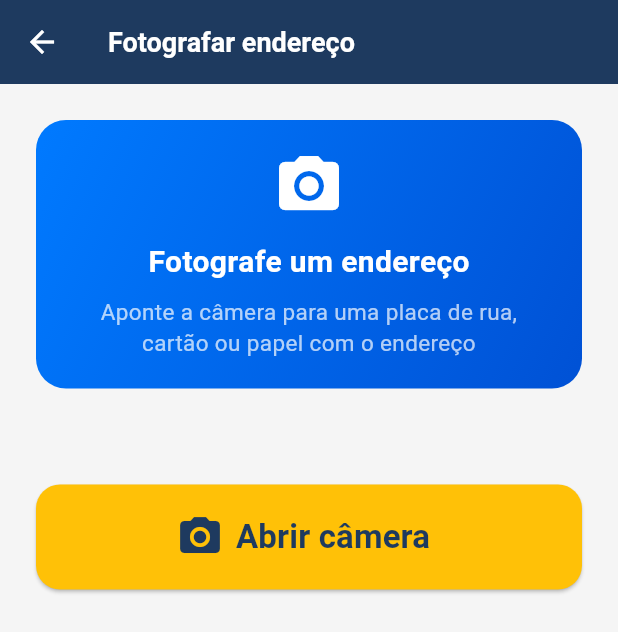
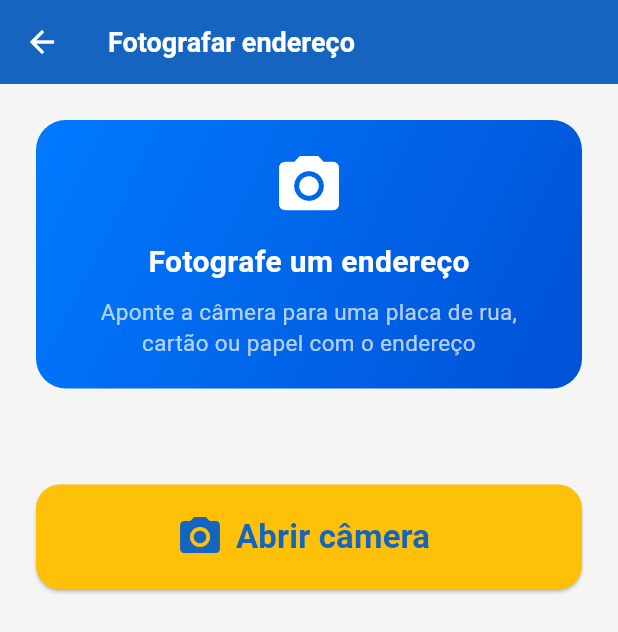
Before and after one commit to agaitecnology/vodibus-app, a Flutter app: the screen it shows after launch, after a tap on "Fale", after a tap on "Fotografe", on a phone screen of 412 x 824 dp. Shown: the top 632 px of the screen. Run offline on Flutter 3.47's test engine with Material 3 defaults, Android fonts, the phone set to English and light mode, and no system bars; our stand-ins replace geocoding, geolocator, image_picker, speech_to_text; missing offline and left inert: google_mlkit_text_recognition.

Commit message:
feat: splash sequencial flash-logo e icone atualizado

```diff
--- a/03_desenvolvimento/vodibus_app/lib/screens/splash_screen.dart
+++ b/03_desenvolvimento/vodibus_app/lib/screens/splash_screen.dart
@@ -10,33 +10,53 @@ class SplashScreen extends StatefulWidget {
 }
 
 class _SplashScreenState extends State<SplashScreen> {
+  bool _mostrarSegundoSplash = false;
+
   @override
   void initState() {
     super.initState();
-    Future.delayed(const Duration(seconds: 5), () {
+    _iniciarSequencia();
+  }
+
+  Future<void> _iniciarSequencia() async {
+    // Primeiro splash — logo — 2s
+    await Future.delayed(const Duration(seconds: 2));
+    if (!mounted) return;
+    setState(() => _mostrarSegundoSplash = true);
+
+    // Segundo splash — pessoa embarcando — 3s
+    await Future.delayed(const Duration(seconds: 3));
     if (!mounted) return;
     Navigator.pushReplacement(
       context,
       MaterialPageRoute(builder: (_) => const MainScreen()),
     );
-    });
   }
 
   @override
   Widget build(BuildContext context) {
     return Scaffold(
-      body: Stack(
+      backgroundColor: const Color(0xFF2ecc71),
+      body: AnimatedSwitcher(
+        duration: const Duration(milliseconds: 600),
+        child: _mostrarSegundoSplash ? _splashPessoa() : _splashLogo(),
+      ),
+    );
+  }
+
+  Widget _splashLogo() {
+    return SizedBox.expand(
+      key: const ValueKey('logo'),
+      child: Image.asset('assets/images/flash_logo.png', fit: BoxFit.cover),
+    );
+  }
+
+  Widget _splashPessoa() {
+    return Stack(
+      key: const ValueKey('pessoa'),
       fit: StackFit.expand,
       children: [
-          // Imagem ocupando tela toda
-          Image.asset(
-            'assets/images/img_app.png',
-            fit: BoxFit.cover,
-            width: double.infinity,
-            height: double.infinity,
-          ),
-
-          // Loading sobreposto na parte inferior
+        Image.asset('assets/images/img_app.png', fit: BoxFit.cover),
         Positioned(
           bottom: 48,
           left: 0,
@@ -52,19 +72,15 @@ class _SplashScreenState extends State<SplashScreen> {
                 'Carregando...',
                 style: TextStyle(
                   fontSize: 16,
-                    // ignore: deprecated_member_use
-                    color: Colors.white.withOpacity(0.9),
+                  color: Colors.white.withValues(alpha: 0.9),
                   fontWeight: FontWeight.w500,
-                    shadows: const [
-                      Shadow(color: Colors.black54, blurRadius: 4),
-                    ],
+                  shadows: const [Shadow(color: Colors.black54, blurRadius: 4)],
                 ),
               ),
             ],
           ),
         ),
       ],
-      ),
     );
   }
 }
--- a/03_desenvolvimento/vodibus_app/lib/theme/app_colors.dart
+++ b/03_desenvolvimento/vodibus_app/lib/theme/app_colors.dart
@@ -1,17 +1,20 @@
 import 'package:flutter/material.dart';
 
 class AppColors {
-  // Paleta oficial VoDiBus!
-  static const Color azulEscuro = Color(0xFF1E3A5F); // Estrutura, texto
-  static const Color amarelo = Color(0xFFFFC107); // Destaque — "Di"
-  static const Color azulMedio = Color(0xFF007AFF); // Ação — botões, "!"
-  static const Color verdeAzulado = Color(0xFFE8F5F0); // Fundo splash
-  static const Color verde = Color(0xFF34C759); // Confirmações
+  // Paleta oficial VoDiBus! — logo atualizada
+  static const Color verde = Color(0xFF4CAF50); // Vo — verde
+  static const Color verdeAzulado = Color(0xFF26A69A); // Di — verde-azulado
+  static const Color azulEscuro = Color(0xFF1565C0); // Bus! — azul escuro
+  static const Color amarelo = Color(0xFFFFC107); // Destaque
+  static const Color azulMedio = Color(0xFF007AFF); // Ação — botões
 
-  // Neutros
-  static const Color branco = Color(0xFFFFFFFF);
-  static const Color cinzaFundo = Color(0xFFF5F5F5);
-  static const Color cinzaTexto = Color(0xFF666666);
-  static const Color cinzaClaro = Color(0xFFCCCCCC);
-  static const Color textoPrincipal = Color(0xFF1A1A1A);
+  // Fundos
+  static const Color fundoSplash = Color(0xFFE8F5E9); // Verde claro suave
+  static const Color cinzaFundo = Color(0xFFF5F5F5); // Background telas
+  static const Color branco = Color(0xFFFFFFFF); // Cards
+
+  // Textos
+  static const Color textoPrincipal = Color(0xFF1A1A1A); // Texto escuro
+  static const Color cinzaTexto = Color(0xFF666666); // Texto secundário
+  static const Color cinzaClaro = Color(0xFFCCCCCC); // Placeholder
 }
```
Also changed, not shown: 03_desenvolvimento/vodibus_app/pubspec.yaml (+7 -4 lines), 03_desenvolvimento/vodibus_app/assets/images/Icone-completo.png (added), 03_desenvolvimento/vodibus_app/assets/images/icon-vodibus.png (added), 03_desenvolvimento/vodibus_app/assets/images/img_icon.png (added), 03_desenvolvimento/vodibus_app/assets/images/img_icone.jpeg (added), 16 other files. Lines whose indentation alone changed are shown as unchanged.
